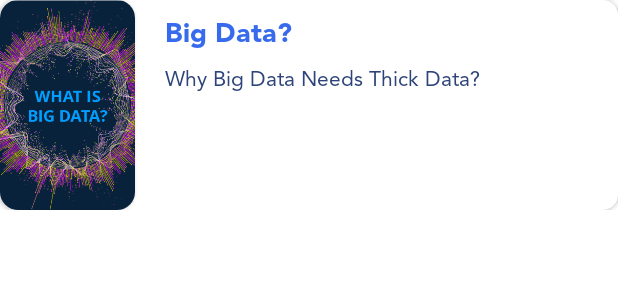
After one commit to SiddyDevelops/Blogaro, an Android app: the layout profile_rv_item_layout.xml on its own in the app's theme, with its tools: preview values and no code run, on a phone screen of 412 x 824 dp. The commit adds this screen. Shown: the top 300 px of the screen. Run offline under Robolectric (Android 15) with nearby library versions, the phone set to English and light mode, and no system bars.

Commit message:
Added RV&TagBase

```diff
--- a/Blogaro/app/src/main/res/layout/profile_bottom_sheet.xml
+++ b/Blogaro/app/src/main/res/layout/profile_bottom_sheet.xml
@@ -21,7 +21,8 @@
             app:layout_constraintEnd_toEndOf="parent"
             app:layout_constraintHorizontal_bias="0.5"
             app:layout_constraintStart_toStartOf="parent"
-            app:layout_constraintTop_toTopOf="parent">
+            app:layout_constraintTop_toTopOf="parent"
+            android:orientation="vertical">
 
         </LinearLayout>
 
--- /dev/null
+++ b/Blogaro/app/src/main/res/layout/profile_rv_item_layout.xml
@@ -0,0 +1,68 @@
+<?xml version="1.0" encoding="utf-8"?>
+<androidx.constraintlayout.widget.ConstraintLayout xmlns:android="http://schemas.android.com/apk/res/android"
+    xmlns:tools="http://schemas.android.com/tools"
+    android:layout_width="match_parent"
+    android:layout_height="wrap_content"
+    xmlns:app="http://schemas.android.com/apk/res-auto">
+
+    <androidx.cardview.widget.CardView
+        android:layout_width="match_parent"
+        android:layout_height="match_parent"
+        android:elevation="8dp"
+        app:cardCornerRadius="10dp">
+
+        <androidx.constraintlayout.widget.ConstraintLayout
+            android:layout_width="match_parent"
+            android:layout_height="match_parent">
+
+            <androidx.cardview.widget.CardView
+                android:id="@+id/cardView2"
+                android:layout_width="wrap_content"
+                android:layout_height="wrap_content"
+                android:elevation="5dp"
+                app:cardCornerRadius="12dp"
+                app:layout_constraintBottom_toBottomOf="parent"
+                app:layout_constraintStart_toStartOf="parent"
+                app:layout_constraintTop_toTopOf="parent">
+
+                <ImageView
+                    android:layout_width="90dp"
+                    android:layout_height="140dp"
+                    android:scaleType="centerCrop"
+                    android:src="@drawable/post01" />
+
+            </androidx.cardview.widget.CardView>
+
+            <TextView
+                android:layout_width="wrap_content"
+                android:layout_height="wrap_content"
+                android:id="@+id/title"
+                android:layout_marginStart="20dp"
+                android:text="@string/big_data"
+                android:textSize="18sp"
+                android:fontFamily="@font/avenir_std_black"
+                android:textColor="@color/blue"
+                app:layout_constraintBottom_toBottomOf="parent"
+                app:layout_constraintStart_toEndOf="@+id/cardView2"
+                app:layout_constraintTop_toTopOf="parent"
+                app:layout_constraintVertical_bias="0.088" />
+
+            <TextView
+                android:id="@+id/subTitle"
+                android:layout_width="wrap_content"
+                android:layout_height="wrap_content"
+                android:layout_marginStart="20dp"
+                android:fontFamily="@font/avenir_std_roman"
+                android:text="Why Big Data Needs Thick Data?"
+                android:textColor="@color/dark_blue_text"
+                android:textSize="14sp"
+                app:layout_constraintBottom_toBottomOf="parent"
+                app:layout_constraintStart_toEndOf="@+id/cardView2"
+                app:layout_constraintTop_toBottomOf="@+id/title"
+                app:layout_constraintVertical_bias="0.131" />
+
+        </androidx.constraintlayout.widget.ConstraintLayout>
+
+    </androidx.cardview.widget.CardView>
+
+</androidx.constraintlayout.widget.ConstraintLayout>
--- a/Blogaro/app/src/main/res/values/strings.xml
+++ b/Blogaro/app/src/main/res/values/strings.xml
@@ -19,4 +19,5 @@
     <string name="post">Post</string>
     <string name="post_count">52</string>
     <string name="posts">Posts</string>
+    <string name="big_data">Big Data?</string>
 </resources>
```
Also changed, not shown: Blogaro/app/src/main/java/com/siddydevelops/blogaro/BottomSheetDialog.java (+22 -1 lines), Blogaro/app/src/main/java/com/siddydevelops/blogaro/NavFragments/FragmentProfile.java (+21 -2 lines), Blogaro/app/src/main/java/com/siddydevelops/blogaro/RecyclerViewAdapters/ProfileRVAdapter.java (added, +55 -0 lines), Blogaro/app/src/main/res/drawable/post01.png (added).
